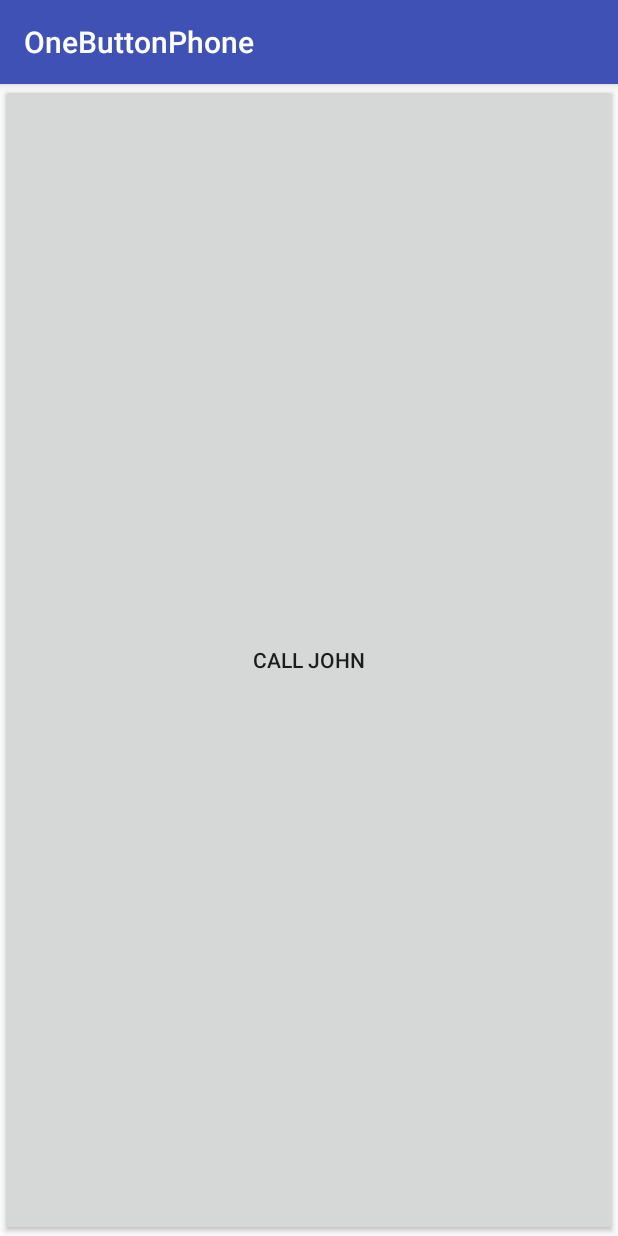
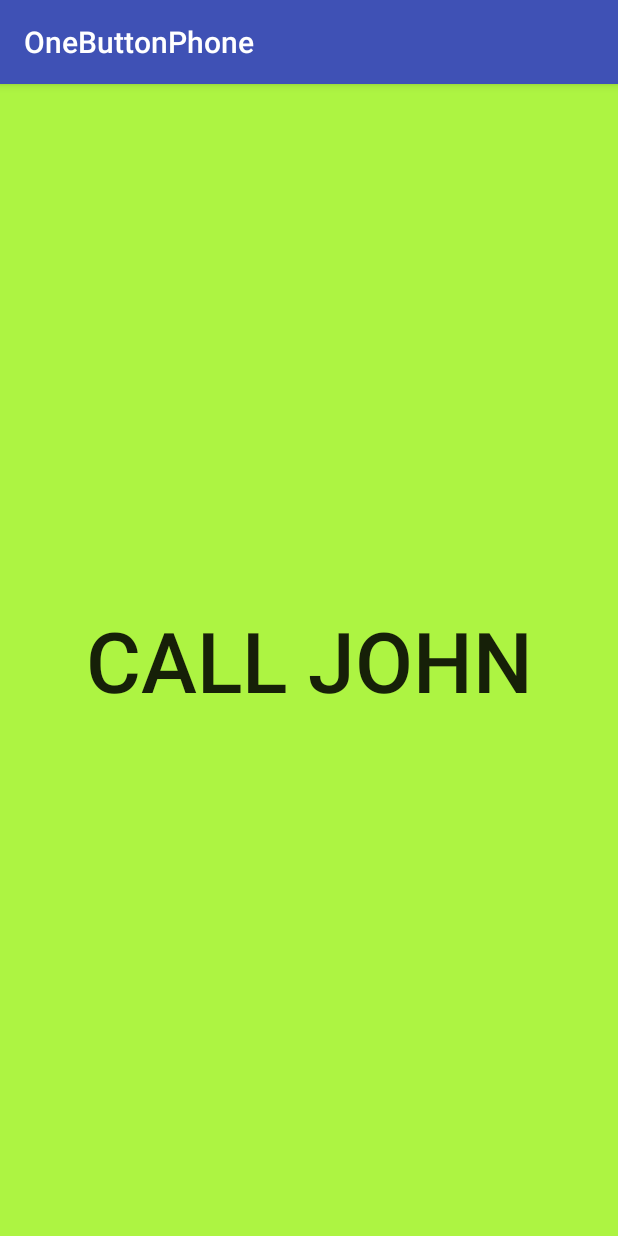
Before and after one commit to ndey96/URA-One-Button-Phone, an Android app: the screen it shows after launch (MainActivity), on a phone screen of 412 x 824 dp. Run offline under Robolectric (Android 15) with nearby library versions, the phone set to English and light mode, and no system bars.

Commit message:
Add phone number and revise UI

```diff
--- a/OneButtonPhone/app/src/main/java/com/example/nolandey/onebuttonphone/MainActivity.java
+++ b/OneButtonPhone/app/src/main/java/com/example/nolandey/onebuttonphone/MainActivity.java
@@ -35,7 +35,9 @@ public class MainActivity extends AppCompatActivity {
 
     private void callHusband() {
         Intent intent = new Intent(Intent.ACTION_CALL);
-        intent.setData(Uri.parse("tel:+1-289-230-2596"));
+        // 226-338-3795
+        // 647-530-8266
+        intent.setData(Uri.parse("tel:+1-226-338-3795"));
         Log.d("test", "attempting to call husband");
         try {
             startActivity(intent);
--- a/OneButtonPhone/app/src/main/res/layout/activity_main.xml
+++ b/OneButtonPhone/app/src/main/res/layout/activity_main.xml
@@ -11,6 +11,8 @@
         android:layout_width="fill_parent"
         android:layout_height="fill_parent"
         android:text="Call John"
+        android:textSize="56dp"
+        android:background="#adf442"
         tools:layout_editor_absoluteX="8dp"
         tools:layout_editor_absoluteY="8dp" />
 </android.support.constraint.ConstraintLayout>
```
